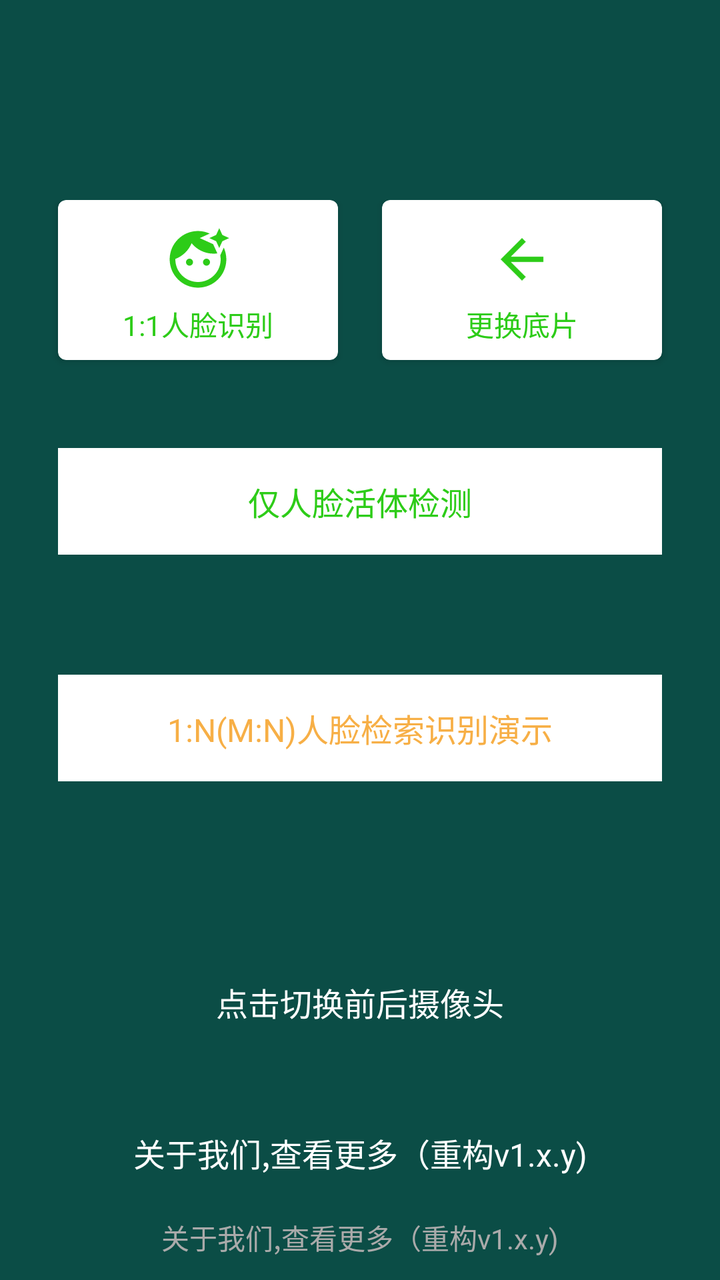
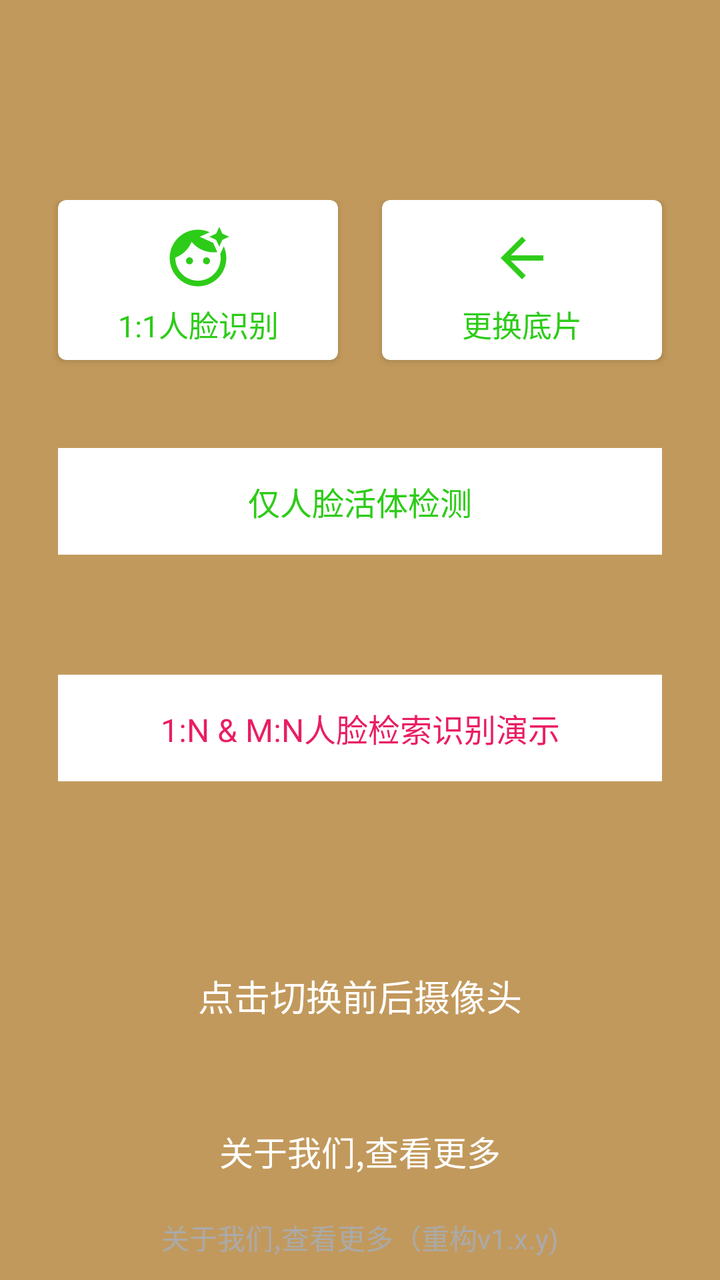

Compare the two renders of this Android layout. The source of the first and the diff that turns it into the second are given below.
<!-- AndroidManifest.xml: application theme Theme.AppCompat.NoActionBar -->
<!-- res/layout/activity_navi.xml -->
<?xml version="1.0" encoding="utf-8"?>
<androidx.constraintlayout.widget.ConstraintLayout xmlns:android="http://schemas.android.com/apk/res/android"
    xmlns:app="http://schemas.android.com/apk/res-auto"
    xmlns:tools="http://schemas.android.com/tools"
    android:layout_width="match_parent"
    android:layout_height="match_parent"
    android:background="@color/colorPrimary"
    android:paddingTop="100dp"
    tools:context=".NaviActivity">

    
    <androidx.cardview.widget.CardView
        android:id="@+id/face_verify_card"
        android:layout_width="0dp"
        android:layout_height="80dp"
        app:cardCornerRadius="4dp"
        android:layout_marginLeft="29dp"
        android:layout_marginRight="11dp"
        app:cardBackgroundColor="@color/white"
        app:layout_constraintEnd_toStartOf="@+id/update_base_image"
        app:layout_constraintStart_toStartOf="parent"
        app:layout_constraintTop_toTopOf="parent">

        <LinearLayout
            android:layout_width="match_parent"
            android:layout_height="wrap_content"
            android:layout_gravity="center"
            android:orientation="vertical">

            <ImageView
                android:layout_width="44dp"
                android:layout_height="44dp"
                android:padding="5dp"
                android:layout_gravity="center_horizontal"
                android:src="@drawable/baseline_face_retouching_natural_24" />

            <TextView
                android:id="@+id/face_verify"
                android:layout_width="match_parent"
                android:layout_height="wrap_content"
                android:layout_gravity="center_horizontal"
                android:gravity="center"
                android:text="1:1人脸识别"
                android:textColor="#2DCC18"
                android:textSize="14sp" />

        </LinearLayout>

    </androidx.cardview.widget.CardView>


    
    <androidx.cardview.widget.CardView
        android:id="@+id/update_base_image"
        android:layout_width="0dp"
        android:layout_height="80dp"
        app:cardCornerRadius="4dp"
        android:layout_marginRight="29dp"
        android:layout_marginLeft="11dp"

        app:cardBackgroundColor="@color/white"
        app:layout_constraintEnd_toEndOf="parent"
        app:layout_constraintStart_toEndOf="@+id/face_verify_card"
        app:layout_constraintTop_toTopOf="parent">

        <LinearLayout
            android:layout_width="match_parent"
            android:layout_height="wrap_content"
            android:layout_gravity="center"
            android:orientation="vertical">

            <ImageView
                android:layout_width="44dp"
                android:layout_height="44dp"
                android:padding="6dp"
                android:layout_gravity="center_horizontal"
                android:src="@drawable/ic_baseline_arrow_back_24" />

            <TextView
                android:id="@+id/change_base_img"
                android:layout_width="match_parent"
                android:layout_height="wrap_content"
                android:layout_gravity="center_horizontal"
                android:gravity="center"
                android:text="更换底片"
                android:textColor="#2DCC18"
                android:textSize="14sp"
                app:layout_constraintTop_toBottomOf="@+id/update_base_image" />

        </LinearLayout>

    </androidx.cardview.widget.CardView>



    <TextView
        android:id="@+id/liveness_detection"
        android:layout_width="match_parent"
        android:layout_height="wrap_content"
        android:layout_marginTop="44dp"
        android:background="@color/white"
        android:gravity="center"
        android:layout_marginLeft="29dp"
        android:layout_marginRight="29dp"
        android:paddingTop="15dp"
        android:paddingBottom="15dp"
        android:text="仅人脸活体检测"
        android:textColor="#2DCC18"
        android:textSize="16sp"
        android:visibility="visible"
        app:layout_constraintEnd_toEndOf="parent"
        app:layout_constraintStart_toStartOf="parent"
        app:layout_constraintTop_toBottomOf="@+id/update_base_image" />



    <TextView
        android:id="@+id/face_search_1_n"
        android:layout_width="match_parent"
        android:layout_height="wrap_content"
        android:layout_marginTop="60dp"
        android:background="@color/white"
        android:gravity="center"
        android:layout_marginLeft="29dp"
        android:layout_marginRight="29dp"
        android:paddingTop="15dp"
        android:paddingBottom="15dp"
        android:visibility="visible"
        android:text="1:N(M:N)人脸检索识别演示"
        android:textColor="@color/yellow"
        android:textSize="16sp"
        app:layout_constraintEnd_toEndOf="parent"
        app:layout_constraintStart_toStartOf="parent"
        app:layout_constraintTop_toBottomOf="@+id/liveness_detection" />




    <TextView
        android:id="@+id/change_camera"
        android:layout_width="match_parent"
        android:layout_height="wrap_content"
        android:layout_gravity="bottom"
        android:gravity="center"
        android:textColor="@android:color/white"
        android:textSize="16sp"
        android:layout_marginTop="25dp"
        android:layout_marginBottom="33dp"
        app:layout_constraintBottom_toTopOf="@+id/more_about_me"
        android:text="点击切换前后摄像头" />


    <TextView
        android:id="@+id/more_about_me"
        android:layout_width="match_parent"
        android:layout_height="wrap_content"
        android:gravity="center"
        android:padding="19dp"
        android:visibility="visible"
        android:text="关于我们,查看更多（重构v1.x.y)"
        android:textColor="@android:color/white"
        android:textSize="16sp"
        android:layout_marginBottom="33dp"
        app:layout_constraintBottom_toBottomOf="parent" />



    <TextView
        android:id="@+id/device_info"
        android:layout_width="match_parent"
        android:layout_height="wrap_content"
        android:gravity="center"
        android:padding="11dp"
        android:text="关于我们,查看更多（重构v1.x.y)"
        android:textColor="@android:color/darker_gray"
        android:textSize="14sp"
        app:layout_constraintBottom_toBottomOf="parent" />


</androidx.constraintlayout.widget.ConstraintLayout>
<!-- resources referenced by this layout -->
<resources>
  <color name="colorPrimary">#0B4D46</color>
  <color name="white">#FFFFFFFF</color>
  <color name="yellow">#F7AF46</color>
  <!-- drawable baseline_face_retouching_natural_24 (drawable) -->
  <vector android:height="24dp" android:tint="#2DCC18"
      android:viewportHeight="24" android:viewportWidth="24"
      android:width="24dp" xmlns:android="http://schemas.android.com/apk/res/android">
      <path android:fillColor="@android:color/white" android:pathData="M9,13m-1.25,0a1.25,1.25 0,1 1,2.5 0a1.25,1.25 0,1 1,-2.5 0"/>
      <path android:fillColor="@android:color/white" android:pathData="M20.77,8.58l-0.92,2.01c0.09,0.46 0.15,0.93 0.15,1.41 0,4.41 -3.59,8 -8,8s-8,-3.59 -8,-8c0,-0.05 0.01,-0.1 0,-0.14 2.6,-0.98 4.69,-2.99 5.74,-5.55C11.58,8.56 14.37,10 17.5,10c0.45,0 0.89,-0.04 1.33,-0.1l-0.6,-1.32 -0.88,-1.93 -1.93,-0.88 -2.79,-1.27 2.79,-1.27 0.71,-0.32C14.87,2.33 13.47,2 12,2 6.48,2 2,6.48 2,12s4.48,10 10,10 10,-4.48 10,-10c0,-1.47 -0.33,-2.87 -0.9,-4.13l-0.33,0.71z"/>
      <path android:fillColor="@android:color/white" android:pathData="M15,13m-1.25,0a1.25,1.25 0,1 1,2.5 0a1.25,1.25 0,1 1,-2.5 0"/>
      <path android:fillColor="@android:color/white" android:pathData="M20.6,5.6L19.5,8l-1.1,-2.4L16,4.5l2.4,-1.1L19.5,1l1.1,2.4L23,4.5z"/>
  </vector>
  <!-- drawable ic_baseline_arrow_back_24 (drawable) -->
  <vector android:autoMirrored="true" android:height="24dp"
      android:tint="#2DCC18" android:viewportHeight="24"
      android:viewportWidth="24" android:width="24dp" xmlns:android="http://schemas.android.com/apk/res/android">
      <path android:fillColor="@android:color/white" android:pathData="M20,11H7.83l5.59,-5.59L12,4l-8,8 8,8 1.41,-1.41L7.83,13H20v-2z"/>
  </vector>
</resources>

<!-- the commit's change to res/layout/activity_navi.xml (unified diff, before → after) -->
@@ -4,7 +4,7 @@
     xmlns:tools="http://schemas.android.com/tools"
     android:layout_width="match_parent"
     android:layout_height="match_parent"
-    android:background="@color/colorPrimary"
+    android:background="@color/yellow"
     android:paddingTop="100dp"
     tools:context=".NaviActivity">
 
@@ -42,7 +42,7 @@
                 android:gravity="center"
                 android:text="1:1人脸识别"
                 android:textColor="#2DCC18"
-                android:textSize="14sp" />
+                android:textSize="15sp" />
 
         </LinearLayout>
 
@@ -84,7 +84,7 @@
                 android:gravity="center"
                 android:text="更换底片"
                 android:textColor="#2DCC18"
-                android:textSize="14sp"
+                android:textSize="15sp"
                 app:layout_constraintTop_toBottomOf="@+id/update_base_image" />
 
         </LinearLayout>
@@ -126,8 +126,8 @@
         android:paddingTop="15dp"
         android:paddingBottom="15dp"
         android:visibility="visible"
-        android:text="1:N(M:N)人脸检索识别演示"
-        android:textColor="@color/yellow"
+        android:text="1:N &amp; M:N人脸检索识别演示"
+        android:textColor="@color/red"
         android:textSize="16sp"
         app:layout_constraintEnd_toEndOf="parent"
         app:layout_constraintStart_toStartOf="parent"
@@ -143,8 +143,8 @@
         android:layout_gravity="bottom"
         android:gravity="center"
         android:textColor="@android:color/white"
-        android:textSize="16sp"
-        android:layout_marginTop="25dp"
+        android:textSize="18sp"
+        android:layout_marginTop="5dp"
         android:layout_marginBottom="33dp"
         app:layout_constraintBottom_toTopOf="@+id/more_about_me"
         android:text="点击切换前后摄像头" />
@@ -157,9 +157,9 @@
         android:gravity="center"
         android:padding="19dp"
         android:visibility="visible"
-        android:text="关于我们,查看更多（重构v1.x.y)"
+        android:text="关于我们,查看更多"
         android:textColor="@android:color/white"
-        android:textSize="16sp"
+        android:textSize="17sp"
         android:layout_marginBottom="33dp"
         app:layout_constraintBottom_toBottomOf="parent" />
 
<!-- resource entries referenced after the edit -->
@@ -1,8 +1,8 @@
 <!-- resources referenced by this layout -->
 <resources>
-  <color name="colorPrimary">#0B4D46</color>
+  <color name="red">#E91E63</color>
   <color name="white">#FFFFFFFF</color>
-  <color name="yellow">#F7AF46</color>
+  <color name="yellow">#C2995C</color>
   <!-- drawable baseline_face_retouching_natural_24 (drawable) -->
   <vector android:height="24dp" android:tint="#2DCC18"
       android:viewportHeight="24" android:viewportWidth="24"
